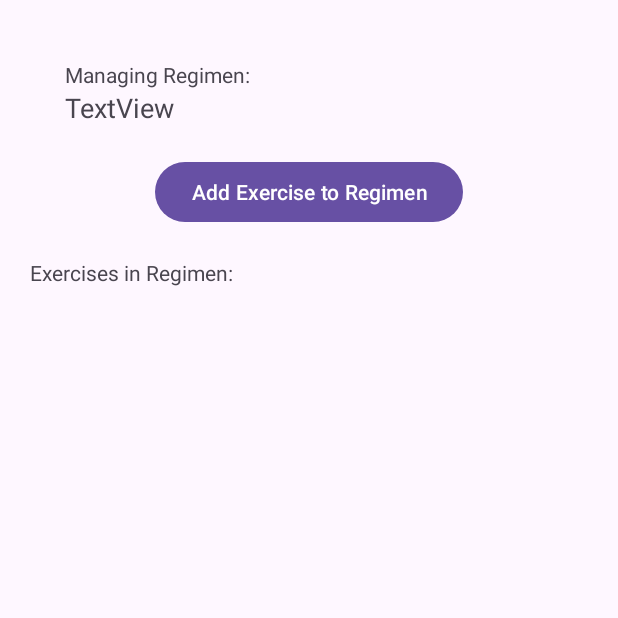
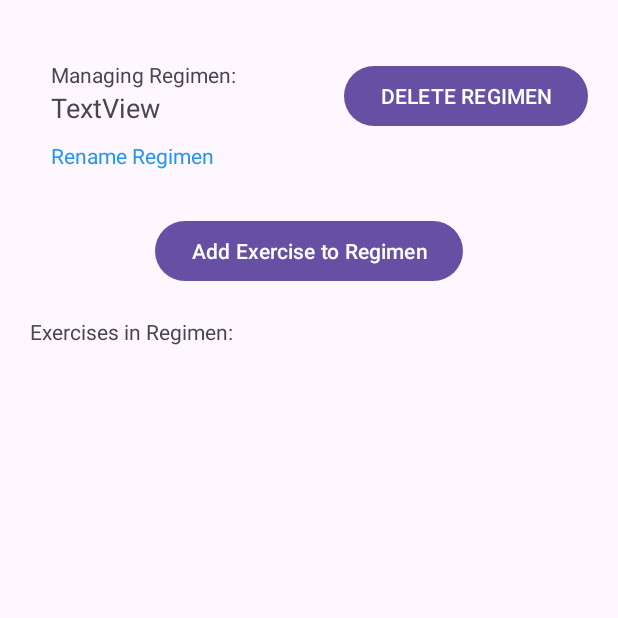
Before and after one commit to Xsylum/workout-android-app, an Android app: the RegimenDesignActivity screen opened directly, with no data from a screen before it, on a phone screen of 412 x 824 dp, the top half of it. Run offline under Robolectric (Android 15) with nearby library versions, the phone set to English and light mode, and no system bars; 7 statements that could not run were skipped.

Commit message:
Implement ability to change regimen data during creation & in RegimenDesignActivity

```diff
--- a/app/src/main/java/com/example/workoutapplication/ExerciseManagementFragment.kt
+++ b/app/src/main/java/com/example/workoutapplication/ExerciseManagementFragment.kt
@@ -52,7 +52,7 @@ class ExerciseManagementFragment(private val exerciseName: String = "",
 
             // Inflating/setting the layout for the dialog
             // Parent view is null because its going in the dialog layout
-            val layoutView = inflater.inflate(R.layout.update_exercise_layout, null)
+            val layoutView = inflater.inflate(R.layout.fragment_exercise_update_info, null)
             builder.setView(layoutView)
 
             // Setting the default EditText text contents, either empty for "Add Exercise" or
--- a/app/src/main/java/com/example/workoutapplication/RegimenDesignActivity.kt
+++ b/app/src/main/java/com/example/workoutapplication/RegimenDesignActivity.kt
@@ -4,8 +4,10 @@ import android.content.Intent
 import android.os.Bundle
 import android.util.Log
 import android.widget.Button
+import android.widget.TextView
 import androidx.appcompat.app.AppCompatActivity
 import androidx.fragment.app.DialogFragment
+import androidx.fragment.app.FragmentManager
 import androidx.recyclerview.widget.LinearLayoutManager
 import androidx.recyclerview.widget.RecyclerView
 import com.example.workoutapplication.dataClasses.Exercise
@@ -19,7 +21,8 @@ import java.util.LinkedList
 class RegimenDesignActivity : AppCompatActivity(),
     ExerciseManagementAdapter.ExerciseRecyclerViewListener,
     RegimenDesignAddExercisesFragment.AddExercisesListener,
-    RegimenRemoveExerciseFragment.RemoveExerciseListener {
+    RegimenRemoveExerciseFragment.RemoveExerciseListener,
+    RegimenUpdateFragment.RegimenUpdateListener {
 
     // The list of data that is displayed by recyclerView
     private var displayList = ArrayList<Exercise>()
@@ -61,6 +64,10 @@ class RegimenDesignActivity : AppCompatActivity(),
         // TODO Check that position != -1 [Try to also JUNIT test this]
         /** /Regimen data setup **/
 
+        setUpActivityViews()
+    }
+
+    private fun setUpActivityViews() {
         // Setting up the recyclerView to display exercises in this regimen
         recyclerView = findViewById(R.id.rv_regimenExerciseList)
         recyclerView.layoutManager = LinearLayoutManager(this)
@@ -68,8 +75,18 @@ class RegimenDesignActivity : AppCompatActivity(),
         recyclerView.adapter = ExerciseManagementAdapter(regimen.exerciseList, this)
 
         val addExerciseButton = findViewById<Button>(R.id.btn_regimenAddExercise)
-        addExerciseButton.setOnClickListener() {
+        addExerciseButton.setOnClickListener {
             showAddExerciseDialog(exercisesNotInRegimen)
+        }
+
+        val deleteRegimenButton = findViewById<Button>(R.id.btn_deleteRegimen)
+        deleteRegimenButton.setOnClickListener {
+            TODO("not implemented")
+        }
+
+        val editRegimenInfoView = findViewById<TextView>(R.id.tv_regimenRename)
+        editRegimenInfoView.setOnClickListener {
+            showRegimenUpdateDialog(regimen.name!!, regimen.description!!)
         }
     }
 
@@ -176,4 +193,16 @@ class RegimenDesignActivity : AppCompatActivity(),
         dataStoreHelper.setStringValue("RegimenList", listOfRegimens.toString())
     }
 
+    private fun showRegimenUpdateDialog(name: String, description: String) {
+        val fragment = RegimenUpdateFragment(name, description)
+        fragment.show(supportFragmentManager, "REGIMEN_UPDATE_INFO_DIALOG")
+    }
+
+    override fun onRegimenUpdatePositiveClick(name: String, description: String) {
+        regimen.name = name
+        regimen.description = description
+
+        updateDataStore()
+    }
+
 }
--- a/app/src/main/res/layout/activity_regimen_design.xml
+++ b/app/src/main/res/layout/activity_regimen_design.xml
@@ -10,10 +10,11 @@
         android:id="@+id/tv_regimenDesignTitle"
         android:layout_width="wrap_content"
         android:layout_height="wrap_content"
+        android:layout_marginStart="10dp"
         android:layout_marginTop="40dp"
         android:text="Managing Regimen:"
-        app:layout_constraintEnd_toEndOf="parent"
-        app:layout_constraintHorizontal_bias="0.15"
+        app:layout_constraintEnd_toStartOf="@id/btn_deleteRegimen"
+        app:layout_constraintHorizontal_bias="0.25"
         app:layout_constraintStart_toStartOf="parent"
         app:layout_constraintTop_toTopOf="parent" />
 
@@ -26,15 +27,34 @@
         app:layout_constraintStart_toStartOf="@id/tv_regimenDesignTitle"
         app:layout_constraintTop_toBottomOf="@id/tv_regimenDesignTitle" />
 
+    <TextView
+        android:id="@+id/tv_regimenRename"
+        android:layout_width="wrap_content"
+        android:layout_height="wrap_content"
+        android:layout_marginTop="10dp"
+        android:text="Rename Regimen"
+        android:textColor="#2196F3"
+        app:layout_constraintStart_toStartOf="@id/tv_designRegimenName"
+        app:layout_constraintTop_toBottomOf="@id/tv_designRegimenName" />
+
     <Button
         android:id="@+id/btn_regimenAddExercise"
         android:layout_width="wrap_content"
         android:layout_height="wrap_content"
-        android:layout_marginTop="20dp"
+        android:layout_marginTop="30dp"
         android:text="Add Exercise to Regimen"
         app:layout_constraintEnd_toEndOf="parent"
         app:layout_constraintStart_toStartOf="parent"
-        app:layout_constraintTop_toBottomOf="@id/tv_designRegimenName" />
+        app:layout_constraintTop_toBottomOf="@id/tv_regimenRename" />
+
+    <Button
+        android:id="@+id/btn_deleteRegimen"
+        android:layout_width="wrap_content"
+        android:layout_height="wrap_content"
+        android:layout_marginEnd="20dp"
+        android:text="DELETE REGIMEN"
+        app:layout_constraintEnd_toEndOf="parent"
+        app:layout_constraintTop_toTopOf="@id/tv_regimenDesignTitle" />
 
     <TextView
         android:id="@+id/tv_regimenExercises"
```
Also changed, not shown: app/src/main/java/com/example/workoutapplication/RegimenManagementActivity.kt (+62 -45 lines), app/src/main/java/com/example/workoutapplication/RegimenUpdateFragment.kt (added, +53 -0 lines), app/src/main/res/layout/fragment_regimen_update_info.xml (added, +31 -0 lines), app/src/main/res/layout/text_row_item.xml (deleted, +0 -16 lines), app/src/main/res/layout/fragment_exercise_update_info.xml (renamed from app/src/main/res/layout/update_exercise_layout.xml).
